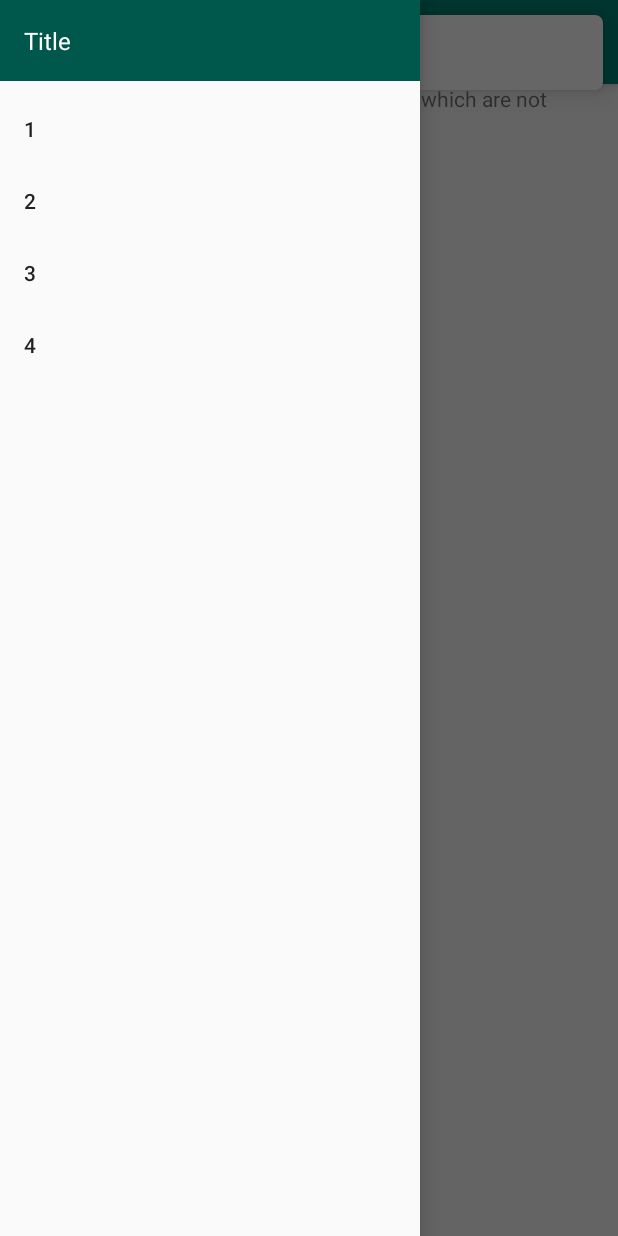
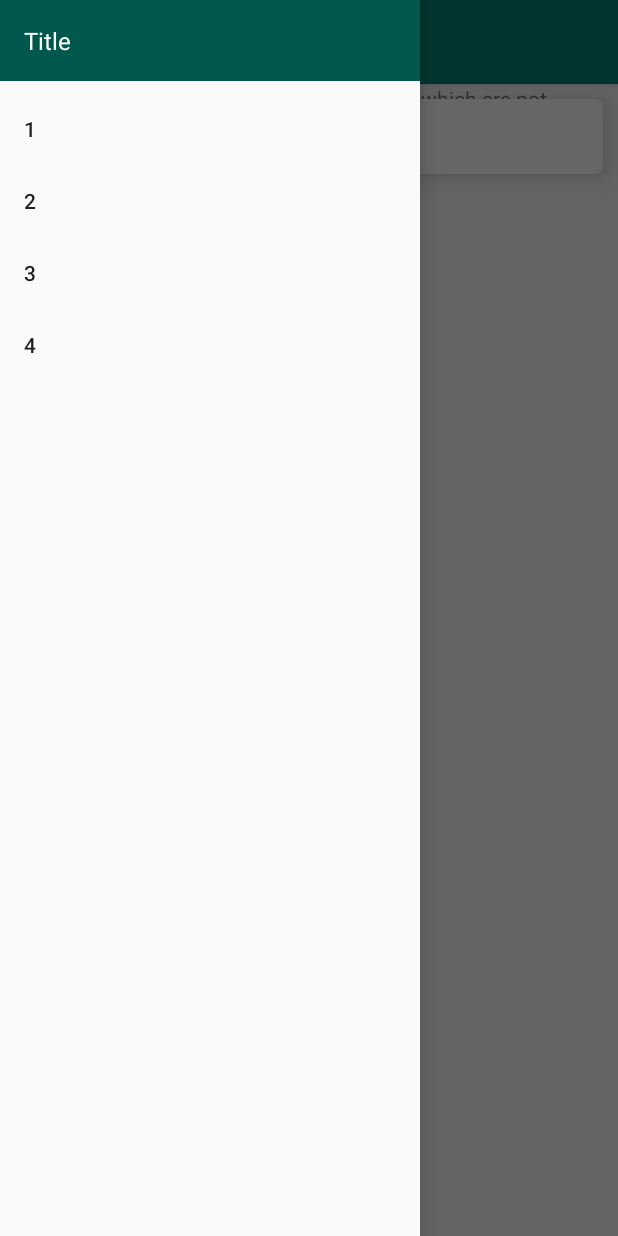
Before and after one commit to Nicolas-Bisson/mobile1-tp3, an Android app: the screen it shows after launch (MapsActivity), with the side drawer open, on a phone screen of 412 x 824 dp. Run offline under Robolectric (Android 15) with nearby library versions, the phone set to English and light mode, and no system bars; libraries missing offline, so code that uses them is left out: com.google.maps.android; 5 statements that could not run were skipped.

Commit message:
Update activity_maps.xml

```diff
--- a/app/src/main/res/layout/activity_maps.xml
+++ b/app/src/main/res/layout/activity_maps.xml
@@ -25,41 +25,17 @@
                 android:background="@color/colorPrimary"
                 app:navigationIcon="@drawable/ic_menu"
                 app:title="@string/app_name" />
-        </com.google.android.material.appbar.AppBarLayout><CheckBox
-        android:id="@+id/checkBox"
-        android:layout_width="wrap_content"
-        android:layout_height="wrap_content"
-        android:layout_alignEnd="@+id/map"
-        android:layout_alignParentBottom="true"
-        android:layout_marginEnd="13dp"
-        android:layout_marginBottom="9dp"
-        android:text="Borne" />
+        </com.google.android.material.appbar.AppBarLayout>
 
-    <CheckBox
-        android:id="@+id/checkBoxI"
-        android:layout_width="wrap_content"
-        android:layout_height="wrap_content"
-        android:layout_alignEnd="@+id/map"
-        android:layout_alignParentBottom="true"
-        android:layout_marginEnd="99dp"
-        android:layout_marginBottom="9dp"
-        android:text="Touristique" />
-
-    <com.google.android.material.button.MaterialButton
-        android:layout_width="wrap_content"
-        android:layout_gravity="center_horizontal"
-        android:text="@string/common_google_play_services_enable_button"
-        android:layout_height="wrap_content"/>
-
-    <RelativeLayout
-        android:id="@+id/searchBar_"
-        android:layout_width="match_parent"
-        android:layout_height="50dp"
-        android:layout_marginTop="10dp"
-        android:layout_marginRight="10dp"
-        android:layout_marginLeft="10dp"
-        android:elevation="10dp"
-        android:background="@drawable/white_border">
+        <RelativeLayout
+            android:id="@+id/searchBar_"
+            android:layout_width="match_parent"
+            android:layout_height="50dp"
+            android:layout_marginLeft="10dp"
+            android:layout_marginTop="66dp"
+            android:layout_marginRight="10dp"
+            android:background="@drawable/white_border"
+            android:elevation="10dp">
 
             <ImageView
                 android:id="@+id/magnifyIcon"
@@ -91,6 +67,19 @@
             android:layout_height="match_parent"
             android:layout_marginTop="?actionBarSize" />
 
+
+        <CheckBox
+            android:id="@+id/checkBox"
+            android:layout_width="wrap_content"
+            android:layout_height="match_parent"
+            android:text="Borne" />
+
+        <CheckBox
+            android:id="@+id/checkBoxI"
+            android:layout_width="match_parent"
+            android:layout_height="match_parent"
+            android:text="Touristique" />
+
         <ProgressBar
             android:id="@+id/progressBar"
             android:layout_width="wrap_content"
```
